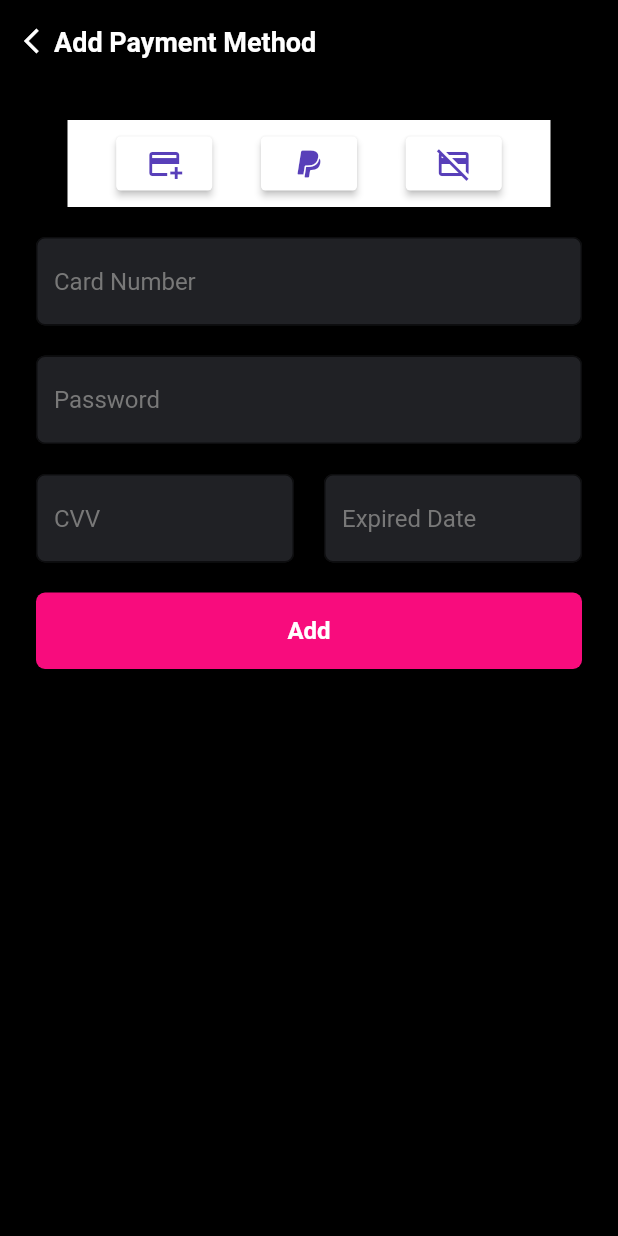
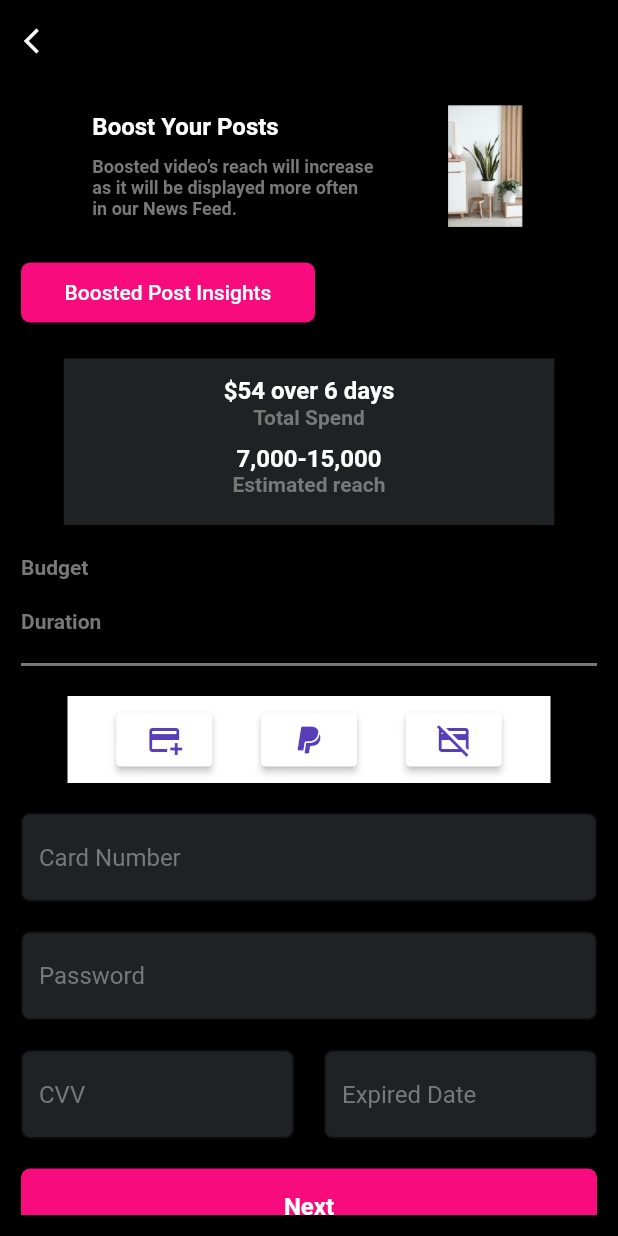
Before and after one commit to doublealpha21/playback_ui, a Flutter app: the screen it shows after launch, on a phone screen of 412 x 824 dp. Run offline on Flutter 3.47's test engine with Material 2 defaults, Android fonts, the phone set to English and light mode, and no system bars; our stand-ins replace expansion_tile_card, flutter_vector_icons.

Commit message:
Boost Videos

```diff
--- a/lib/main.dart
+++ b/lib/main.dart
@@ -1,6 +1,5 @@
 import 'package:flutter/material.dart';
-import 'package:playback_ui/screens/payment/bank_account.dart';
-import 'package:playback_ui/screens/payment/payment_method.dart';
+import 'package:playback_ui/screens/boost_videos/boost_videos4.dart';
 
 void main() {
   runApp(const MyApp());
@@ -15,7 +14,7 @@ class MyApp extends StatelessWidget {
     return const MaterialApp(
       title: 'Playback UI',
       debugShowCheckedModeBanner: false,
-      home: PaymentMethod(),
+      home: BoostVideos4(),
     );
   }
 }
--- /dev/null
+++ b/lib/screens/boost_videos/boost_videos4.dart
@@ -0,0 +1,328 @@
+import 'package:flutter/material.dart';
+import 'package:playback_ui/screens/boost_videos/boost_videos5.dart';
+import 'package:playback_ui/utils/colors.dart';
+import 'package:playback_ui/utils/textfield.dart';
+import 'package:playback_ui/widgets/common_app_bar.dart';
+import 'package:playback_ui/widgets/horizontal_space.dart';
+import 'package:playback_ui/widgets/vertical_space.dart';
+
+class BoostVideos4 extends StatelessWidget {
+  const BoostVideos4({Key? key}) : super(key: key);
+
+  @override
+  Widget build(BuildContext context) {
+    return Scaffold(
+      backgroundColor: ColorResources.Black,
+      appBar: const CommonAppBar(title: ' '),
+      body: Padding(
+        padding: const EdgeInsets.all(14.0),
+        child: ListView(
+          children: [
+            Column(
+              crossAxisAlignment: CrossAxisAlignment.start,
+              children: [
+                Row(
+                  mainAxisAlignment: MainAxisAlignment.spaceEvenly,
+                  children: [
+                    Column(
+                      crossAxisAlignment: CrossAxisAlignment.start,
+                      children: const [
+                        Text(
+                          'Boost Your Posts',
+                          style: TextStyle(
+                            color: ColorResources.White,
+                            fontSize: 16,
+                            fontWeight: FontWeight.w600,
+                          ),
+                        ),
+                        SizedBox(height: 10),
+                        Text(
+                          'Boosted video’s reach will increase\n'
+                          'as it will be displayed more often\n'
+                          'in our News Feed.',
+                          style: TextStyle(
+                            color: ColorResources.GreyText,
+                            fontSize: 12,
+                            fontWeight: FontWeight.w600,
+                          ),
+                        ),
+                      ],
+                    ),
+                    SizedBox(
+                        height: 81,
+                        width: 54,
+                        child: Image.asset('images/background.png'))
+                  ],
+                ),
+                const VerticalSpace(),
+                ElevatedButton(
+                  onPressed: () {},
+                  style: ElevatedButton.styleFrom(
+                    shape: RoundedRectangleBorder(
+                      borderRadius: BorderRadius.circular(6.0),
+                    ),
+                    backgroundColor: ColorResources.PrimaryPink,
+                    padding: const EdgeInsets.all(12),
+                    elevation: 0.0,
+                    fixedSize: const Size.fromWidth(196),
+                  ),
+                  child: Row(
+                    mainAxisAlignment: MainAxisAlignment.spaceEvenly,
+                    children: const [
+                      Text(
+                        'Boosted Post Insights',
+                        style: TextStyle(
+                          color: ColorResources.White,
+                          fontSize: 14,
+                          fontWeight: FontWeight.w500,
+                        ),
+                      ),
+                    ],
+                  ),
+                ),
+                const VerticalSpace(),
+                Center(
+                  child: Container(
+                    color: ColorResources.MatteBlack,
+                    width: 327,
+                    height: 111,
+                    padding: const EdgeInsets.all(12.0),
+                    child: Column(
+                      crossAxisAlignment: CrossAxisAlignment.center,
+                      children: const [
+                        Text(
+                          '\$54 over 6 days',
+                          style: TextStyle(
+                            color: ColorResources.White,
+                            fontSize: 16,
+                            fontWeight: FontWeight.w600,
+                          ),
+                        ),
+                        Text(
+                          'Total Spend',
+                          style: TextStyle(
+                            color: ColorResources.GreyText,
+                            fontSize: 14,
+                            fontWeight: FontWeight.w600,
+                          ),
+                        ),
+                        SizedBox(height: 10),
+                        Text(
+                          '7,000-15,000',
+                          style: TextStyle(
+                            color: ColorResources.White,
+                            fontSize: 16,
+                            fontWeight: FontWeight.w600,
+                          ),
+                        ),
+                        Text(
+                          'Estimated reach',
+                          style: TextStyle(
+                            color: ColorResources.GreyText,
+                            fontSize: 14,
+                            fontWeight: FontWeight.w600,
+                          ),
+                        ),
+                      ],
+                    ),
+                  ),
+                ),
+                const VerticalSpace(),
+                const Text(
+                  'Budget',
+                  style: TextStyle(
+                    color: ColorResources.GreyText,
+                    fontSize: 14,
+                    fontWeight: FontWeight.w600,
+                  ),
+                ),
+                const Center(
+                    // child: Slider(
+                    //   value: _duelCommandment.toDouble(),
+                    //   min: 0.0,
+                    //   max: 100.0,
+                    //   divisions: 100,
+                    //   label: '\$5_daily',
+                    //   onChanged: (double newValue) {
+                    //     setState(() {
+                    //       _duelCommandment = newValue.round();
+                    //     });
+                    //   },
+                    // activeColor: ColorResources.PrimaryPink,
+                    //
+                    // ),
+                    ),
+                const VerticalSpace(),
+                const Text(
+                  'Duration',
+                  style: TextStyle(
+                    color: ColorResources.GreyText,
+                    fontSize: 14,
+                    fontWeight: FontWeight.w600,
+                  ),
+                ),
+                const Center(
+                    // child: Slider(
+                    //   value: _duelCommandment.toDouble(),
+                    //   min: 0.0,
+                    //   max: 100.0,
+                    //   divisions: 100,
+                    //   label: '\$5_daily',
+                    //   onChanged: (double newValue) {
+                    //     setState(() {
+                    //       _duelCommandment = newValue.round();
+                    //     });
+                    //   },
+                    //   activeColor: ColorResources.PrimaryPink,
+                    //
+                    // ),
+                    ),
+                const VerticalSpace(),
+                Container(
+                  height: 2,
+                  color: ColorResources.GreyText,
+                ),
+                const VerticalSpace(),
+                Center(
+                  child: Container(
+                    color: ColorResources.White,
+                    width: 322,
+                    height: 58,
+                    child: Row(
+                      mainAxisAlignment: MainAxisAlignment.spaceEvenly,
+                      children: [
+                        ElevatedButton(
+                          onPressed: () {},
+                          style: ElevatedButton.styleFrom(
+                              backgroundColor: ColorResources.White,
+                              shape: RoundedRectangleBorder(
+                                  borderRadius: BorderRadius.circular(3.0))),
+                          child: Container(
+                              decoration: const BoxDecoration(
+                                borderRadius:
+                                    BorderRadius.all(Radius.circular(3)),
+                              ),
+                              child: const Icon(
+                                Icons.add_card,
+                                color: ColorResources.PrimaryPurple,
+                              )),
+                        ),
+                        ElevatedButton(
+                          onPressed: () {},
+                          style: ElevatedButton.styleFrom(
+                              backgroundColor: ColorResources.White,
+                              shape: RoundedRectangleBorder(
+                                  borderRadius: BorderRadius.circular(3.0))),
+                          child: Container(
+                              decoration: const BoxDecoration(
+                                borderRadius:
+                                    BorderRadius.all(Radius.circular(3)),
+                              ),
+                              child: const Icon(
+                                Icons.paypal,
+                                color: ColorResources.PrimaryPurple,
+                              )),
+                        ),
+                        ElevatedButton(
+                          onPressed: () {},
+                          style: ElevatedButton.styleFrom(
+                              backgroundColor: ColorResources.White,
+                              shape: RoundedRectangleBorder(
+                                  borderRadius: BorderRadius.circular(3.0))),
+                          child: Container(
+                              decoration: const BoxDecoration(
+                                borderRadius:
+                                    BorderRadius.all(Radius.circular(3)),
+                              ),
+                              child: const Icon(
+                                Icons.credit_card_off_outlined,
+                                color: ColorResources.PrimaryPurple,
+                              )),
+                        ),
+                      ],
+                    ),
+                  ),
+                ),
+                const VerticalSpace(),
+                const Custom_Textfield(hint: 'Card Number'),
+                const VerticalSpace(),
+                const Custom_Textfield(hint: 'Password'),
+                const VerticalSpace(),
+                Row(
+                  children: const [
+                    Expanded(
+                      child: TextField(
+                        style: TextStyle(color: Color(0xff2D2D2D)),
+                        decoration: InputDecoration(
+                            hintText: 'CVV',
+                            fillColor: Color(0xff202125),
+                            hintStyle: TextStyle(
+                              color: Color(0XFF787878),
+                            ),
+                            // Color(0xff787878),
+                            filled: true,
+                            border: OutlineInputBorder(
+                                borderRadius:
+                                    BorderRadius.all(Radius.circular(6.0)))),
+                      ),
+                    ),
+                    HorizontalSpace(),
+                    Expanded(
+                      child: TextField(
+                        style: TextStyle(color: Color(0xff2D2D2D)),
+                        decoration: InputDecoration(
+                            hintText: 'Expired Date',
+                            fillColor: Color(0xff202125),
+                            hintStyle: TextStyle(
+                              color: Color(0XFF787878),
+                            ),
+                            // Color(0xff787878),
+                            filled: true,
+                            border: OutlineInputBorder(
+                                borderRadius:
+                                    BorderRadius.all(Radius.circular(6.0)))),
+                      ),
+                    ),
+                  ],
+                ),
+                const VerticalSpace(),
+                ElevatedButton(
+                  onPressed: () {
+                    Navigator.push(
+                      context,
+                      MaterialPageRoute(builder: (context) => BoostVideos5()),
+                    );
+                  },
+                  style: ElevatedButton.styleFrom(
+                      backgroundColor: ColorResources.PrimaryPink,
+                      shape: RoundedRectangleBorder(
+                        borderRadius: BorderRadius.circular(6.0),
+                      ),
+                      elevation: 0.0),
+                  child: Padding(
+                    padding: const EdgeInsets.symmetric(vertical: 16.0),
+                    child: Row(
+                      children: const [
+                        Expanded(
+                          child: Text(
+                            'Next',
+                            style: TextStyle(
+                              fontSize: 16.0,
+                              color: ColorResources.White,
+                              fontWeight: FontWeight.w600,
+                            ),
+                            textAlign: TextAlign.center,
+                          ),
+                        ),
+                      ],
+                    ),
+                  ),
+                ),
+              ],
+            ),
+          ],
+        ),
+      ),
+    );
+  }
+}
--- a/lib/screens/payment/payment_method.dart
+++ b/lib/screens/payment/payment_method.dart
@@ -5,7 +5,6 @@ import 'package:playback_ui/widgets/common_app_bar.dart';
 import 'package:playback_ui/widgets/custom_button.dart';
 import 'package:playback_ui/widgets/horizontal_space.dart';
 import 'package:playback_ui/widgets/vertical_space.dart';
-import 'package:flutter_vector_icons/flutter_vector_icons.dart';
 
 class PaymentMethod extends StatelessWidget {
   const PaymentMethod({Key? key}) : super(key: key);
@@ -119,7 +118,7 @@ class PaymentMethod extends StatelessWidget {
               ],
             ),
             const VerticalSpace(),
-            const CustomButton(hint: 'Add', Colour: ColorResources.PrimaryPink)
+            const CustomButton(hint: 'Add', Colour: ColorResources.PrimaryPink),
           ],
         ),
       ),
```
Also changed, not shown: lib/screens/boost_videos/boost_videos1.dart (added, +129 -0 lines), lib/screens/boost_videos/boost_videos5.dart (added, +113 -0 lines).
